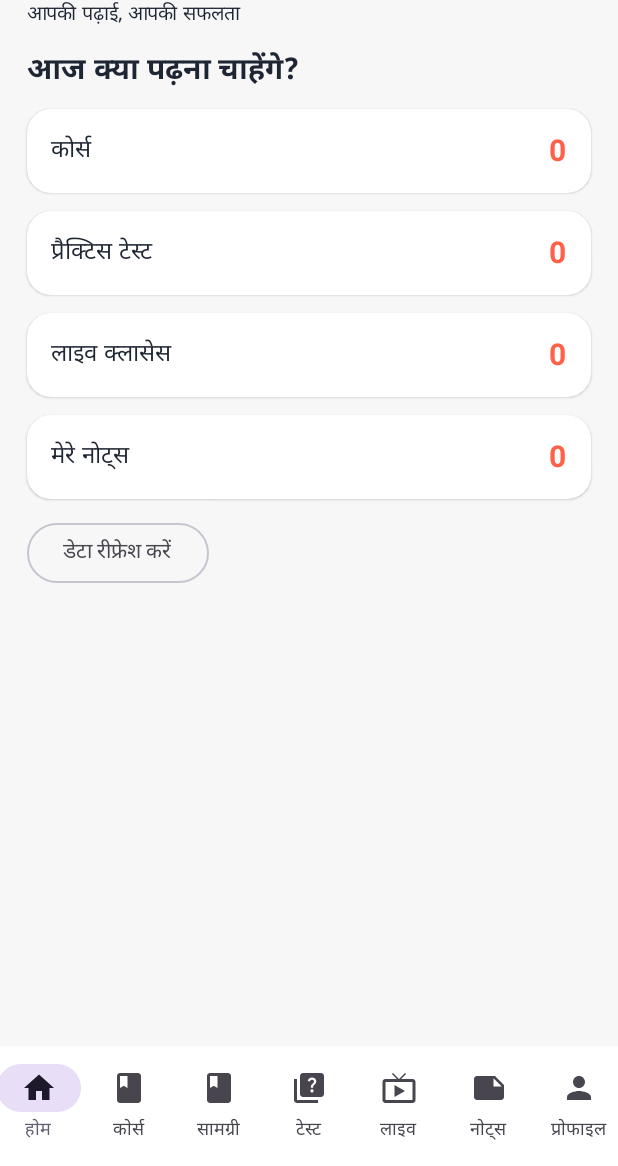
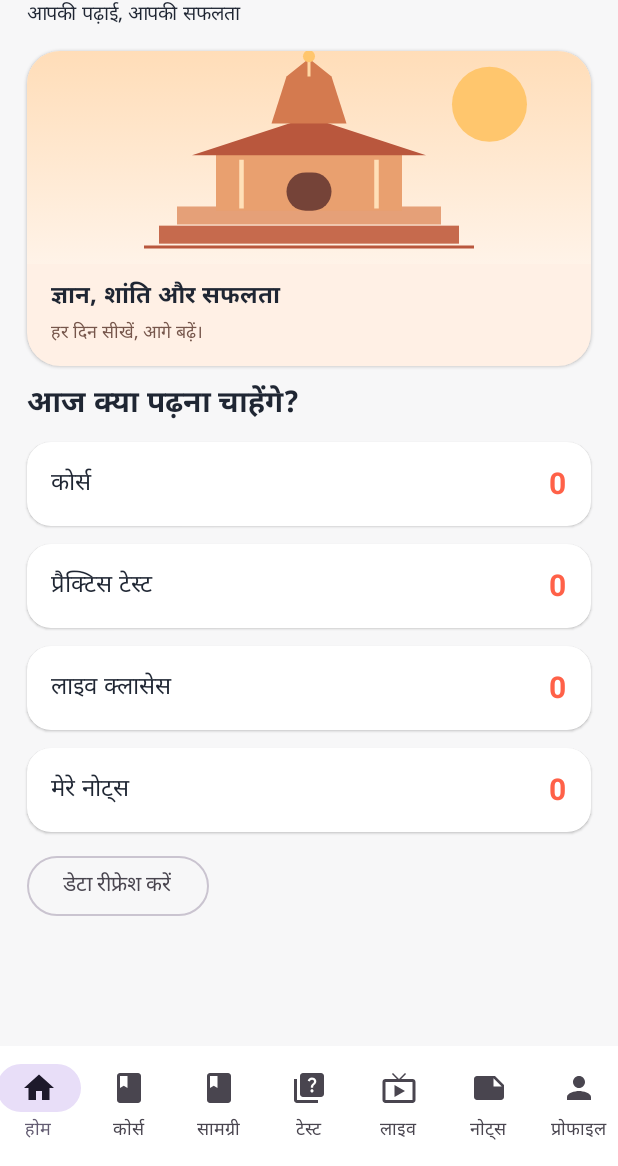
Before and after one commit to devoloperprince07-eng/StudyGuru, an Android app built with Jetpack Compose: the screen it shows after launch (MainActivity), on a phone screen of 412 x 824 dp, the part 70-1236 px from its top. Run offline under Robolectric (Android 15) with nearby library versions, the phone set to English and light mode, and no system bars; libraries missing offline, so code that uses them is left out: io.github.jan.supabase; 7 statements that could not run were skipped.

Commit message:
Add temple-inspired hero to StudyGuru home

```diff
--- a/android-native/app/src/main/java/in/studyguru/app/MainActivity.kt
+++ b/android-native/app/src/main/java/in/studyguru/app/MainActivity.kt
@@ -5,6 +5,12 @@ import android.net.Uri
 import android.os.Bundle
 import androidx.activity.ComponentActivity
 import androidx.activity.compose.setContent
+import androidx.compose.foundation.Canvas
+import androidx.compose.ui.geometry.Offset
+import androidx.compose.ui.geometry.Size
+import androidx.compose.ui.graphics.Brush
+import androidx.compose.ui.graphics.Path
+import androidx.compose.ui.graphics.drawscope.Stroke
 import androidx.compose.foundation.layout.Arrangement
 import androidx.compose.foundation.layout.Column
 import androidx.compose.foundation.layout.Row
@@ -280,6 +286,7 @@ private fun StudyGuruApp() {
 
                 when (tab) {
                     0 -> {
+                        TempleHero(hindi)
                         Text(if (hindi) "आज क्या पढ़ना चाहेंगे?" else "What would you like to study?", color = Ink, fontSize = 20.sp, fontWeight = FontWeight.SemiBold)
                         SummaryCard(if (hindi) "कोर्स" else "Courses", courses.size.toString())
                         SummaryCard(if (hindi) "प्रैक्टिस टेस्ट" else "Practice tests", tests.size.toString())
@@ -364,6 +371,77 @@ private fun StudyGuruApp() {
     }
 }
 
+
+@androidx.compose.runtime.Composable
+private fun TempleHero(hindi: Boolean) {
+    Card(
+        modifier = Modifier.fillMaxWidth(),
+        shape = RoundedCornerShape(22.dp),
+        colors = CardDefaults.cardColors(containerColor = Color(0xFFFFF0E5)),
+        elevation = CardDefaults.cardElevation(defaultElevation = 1.dp)
+    ) {
+        Column {
+            Canvas(modifier = Modifier.fillMaxWidth().height(142.dp)) {
+                val cx = size.width * 0.5f
+                drawRect(
+                    brush = Brush.verticalGradient(
+                        colors = listOf(Color(0xFFFFDDB8), Color(0xFFFFF3E8))
+                    )
+                )
+                drawCircle(
+                    color = Color(0xFFFFC66D),
+                    radius = 25.dp.toPx(),
+                    center = Offset(size.width * 0.82f, size.height * 0.25f)
+                )
+                // Temple platform and steps
+                drawRect(Color(0xFFC66A4D), Offset(cx - 100.dp.toPx(), size.height * 0.82f), Size(200.dp.toPx(), 12.dp.toPx()))
+                drawRect(Color(0xFFE5A078), Offset(cx - 88.dp.toPx(), size.height * 0.73f), Size(176.dp.toPx(), 12.dp.toPx()))
+                // Main sanctum
+                drawRect(Color(0xFFE9A06F), Offset(cx - 62.dp.toPx(), size.height * 0.48f), Size(124.dp.toPx(), size.height * 0.27f))
+                // Sloping roof
+                val roof = Path().apply {
+                    moveTo(cx - 78.dp.toPx(), size.height * 0.49f)
+                    lineTo(cx, size.height * 0.31f)
+                    lineTo(cx + 78.dp.toPx(), size.height * 0.49f)
+                    close()
+                }
+                drawPath(roof, Color(0xFFB9573D))
+                // Central shikhara
+                val tower = Path().apply {
+                    moveTo(cx - 25.dp.toPx(), size.height * 0.34f)
+                    lineTo(cx - 15.dp.toPx(), size.height * 0.12f)
+                    lineTo(cx, size.height * 0.035f)
+                    lineTo(cx + 15.dp.toPx(), size.height * 0.12f)
+                    lineTo(cx + 25.dp.toPx(), size.height * 0.34f)
+                    close()
+                }
+                drawPath(tower, Color(0xFFD47A4F))
+                drawLine(Color(0xFFFFD7A6), Offset(cx, size.height * 0.04f), Offset(cx, size.height * 0.12f), 2.dp.toPx())
+                drawCircle(Color(0xFFFFC66D), 4.dp.toPx(), Offset(cx, size.height * 0.025f))
+                // Door and pillars
+                drawRoundRect(Color(0xFF754338), Offset(cx - 15.dp.toPx(), size.height * 0.57f), Size(30.dp.toPx(), size.height * 0.18f), androidx.compose.ui.geometry.CornerRadius(15.dp.toPx(), 15.dp.toPx()))
+                drawLine(Color(0xFFFFE0B8), Offset(cx - 45.dp.toPx(), size.height * 0.51f), Offset(cx - 45.dp.toPx(), size.height * 0.74f), 3.dp.toPx())
+                drawLine(Color(0xFFFFE0B8), Offset(cx + 45.dp.toPx(), size.height * 0.51f), Offset(cx + 45.dp.toPx(), size.height * 0.74f), 3.dp.toPx())
+                // Decorative base line
+                drawLine(Color(0xFFB9573D), Offset(cx - 110.dp.toPx(), size.height * 0.92f), Offset(cx + 110.dp.toPx(), size.height * 0.92f), 2.dp.toPx())
+            }
+            Column(modifier = Modifier.fillMaxWidth().padding(horizontal = 16.dp, vertical = 10.dp)) {
+                Text(
+                    if (hindi) "ज्ञान, शांति और सफलता" else "Knowledge, peace and success",
+                    color = Ink,
+                    fontWeight = FontWeight.Bold,
+                    fontSize = 16.sp
+                )
+                Text(
+                    if (hindi) "हर दिन सीखें, आगे बढ़ें।" else "Learn every day. Keep growing.",
+                    color = Color(0xFF76564B),
+                    fontSize = 12.sp
+                )
+            }
+        }
+    }
+}
+
 @androidx.compose.runtime.Composable
 private fun SummaryCard(title: String, value: String) {
     Card(
```
